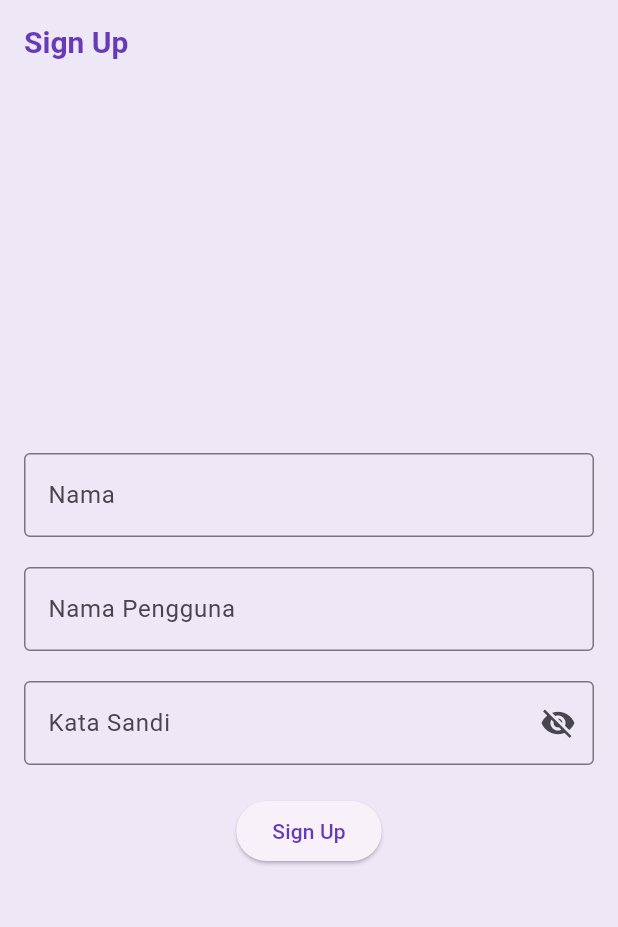
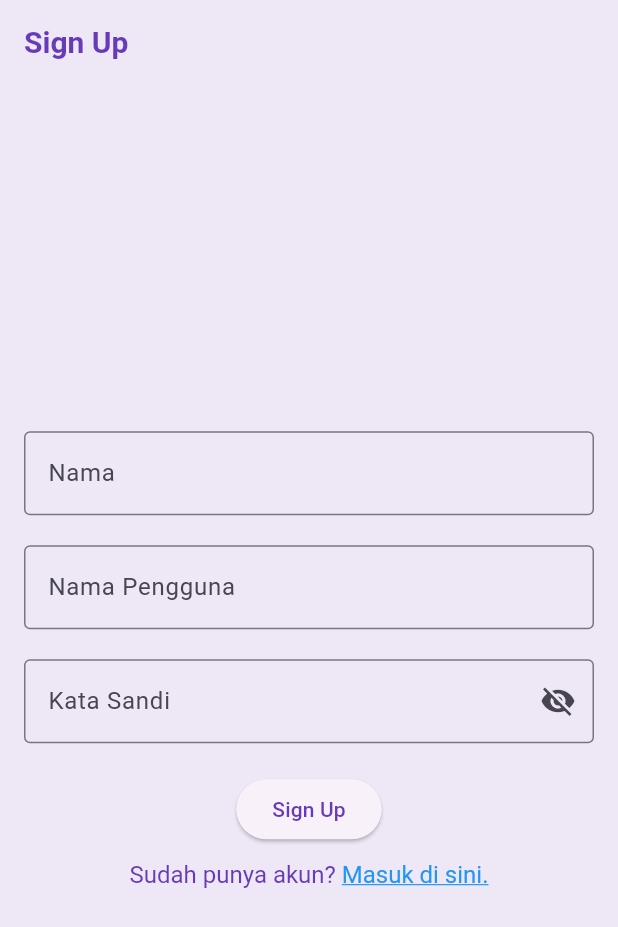
Before and after one commit to SalimTNKuho/wisata_candi_salimalfaruq, a Flutter app: the screen it shows after launch, on a phone screen of 412 x 824 dp. Shown: the top 927 px of the screen. Run offline on Flutter 3.47's test engine with Material 3 defaults, Android fonts, the phone set to English and light mode, and no system bars; our stand-ins replace cached_network_image.

Commit message:
masukkan "Sign In" dalam sign_up_screen.dart

```diff
--- a/lib/screens/sign_up_screen.dart
+++ b/lib/screens/sign_up_screen.dart
@@ -1,4 +1,5 @@
 import 'package:flutter/material.dart';
+import 'package:flutter/gestures.dart';
 
 class SignUpScreen extends StatefulWidget {
   const SignUpScreen({super.key});
@@ -85,6 +86,21 @@ class _SignUpScreenState extends State<SignUpScreen> {
                   ElevatedButton(
                     onPressed: () {},
                     child: const Text('Sign Up'),
+                  ),const SizedBox(height: 10),
+                  RichText(
+                    text: TextSpan(
+                      text: 'Sudah punya akun? ',
+                      style: const TextStyle(fontSize: 16, color: Colors.deepPurple),
+                      children: [
+                        TextSpan(
+                          text: 'Masuk di sini.',
+                          style: const TextStyle(
+                              color: Colors.blue,
+                              decoration: TextDecoration.underline),
+                          recognizer: TapGestureRecognizer()..onTap = () {},
+                        ),
+                      ],
+                    ),
                   ),
                 ],
               ),
```
